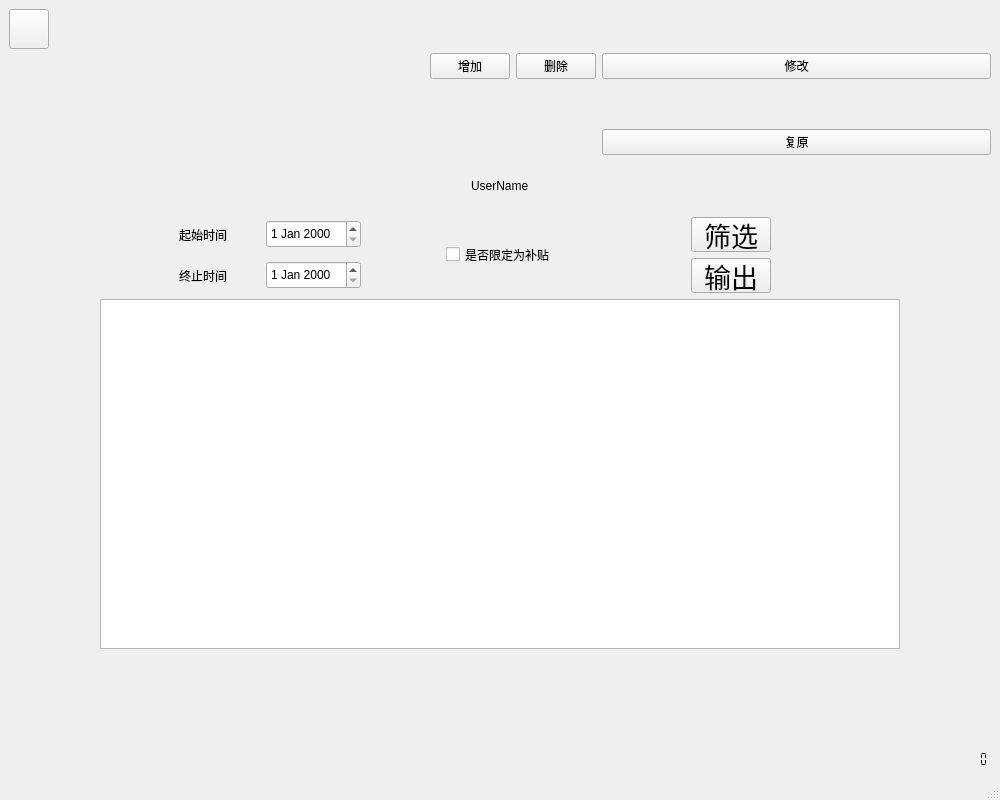
Before: the Qt Designer form administratorscwindow.ui in liuweiky/CCIMS, drawn with Qt 5.
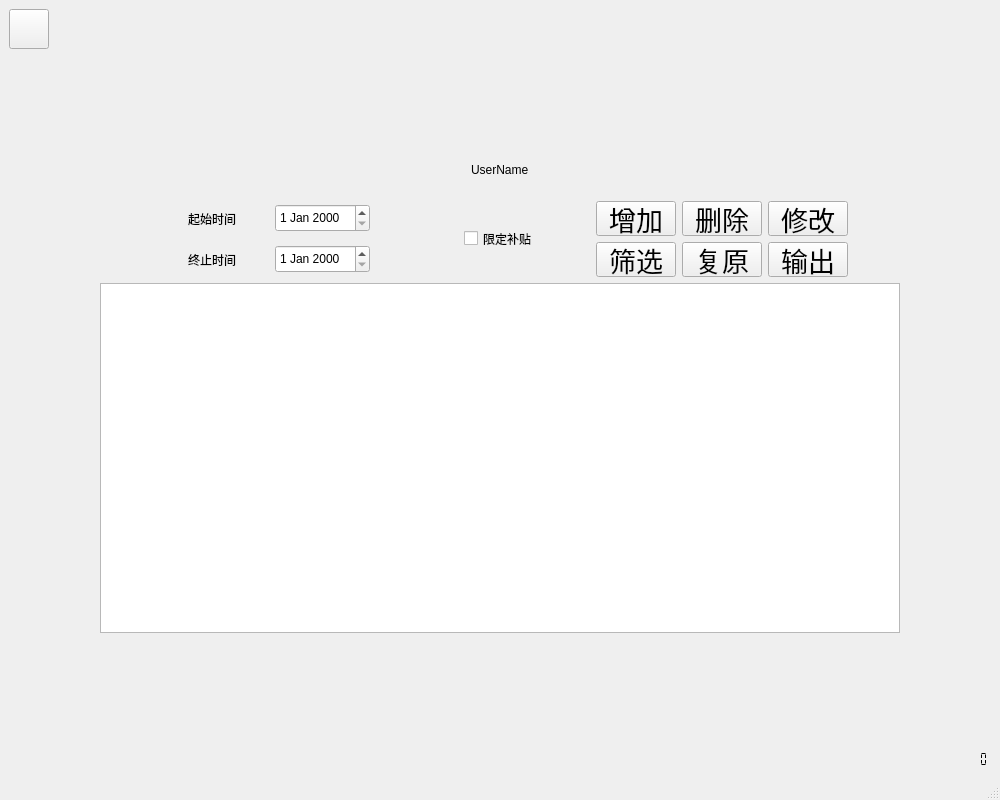
After: the same form once the commit is applied. Icons and pictures are not drawn.

Patch:
```diff
--- a/administratorscwindow.ui
+++ b/administratorscwindow.ui
@@ -21,102 +21,6 @@
   </property>
   <widget class="QWidget" name="centralwidget">
    <layout class="QGridLayout" name="gridLayout_3">
-    <item row="0" column="3">
-     <widget class="QPushButton" name="DeleteButton">
-      <property name="text">
-       <string>删除</string>
-      </property>
-     </widget>
-    </item>
-    <item row="0" column="4">
-     <widget class="QPushButton" name="AlterButton">
-      <property name="text">
-       <string>修改</string>
-      </property>
-     </widget>
-    </item>
-    <item row="4" column="4">
-     <layout class="QVBoxLayout" name="verticalLayout_2">
-      <item>
-       <spacer name="verticalSpacer_2">
-        <property name="orientation">
-         <enum>Qt::Vertical</enum>
-        </property>
-        <property name="sizeHint" stdset="0">
-         <size>
-          <width>20</width>
-          <height>40</height>
-         </size>
-        </property>
-       </spacer>
-      </item>
-      <item>
-       <layout class="QHBoxLayout" name="horizontalLayout_5">
-        <item>
-         <spacer name="horizontalSpacer_8">
-          <property name="orientation">
-           <enum>Qt::Horizontal</enum>
-          </property>
-          <property name="sizeHint" stdset="0">
-           <size>
-            <width>40</width>
-            <height>20</height>
-           </size>
-          </property>
-         </spacer>
-        </item>
-        <item>
-         <widget class="QLCDNumber" name="Time">
-          <property name="minimumSize">
-           <size>
-            <width>140</width>
-            <height>20</height>
-           </size>
-          </property>
-          <property name="maximumSize">
-           <size>
-            <width>140</width>
-            <height>20</height>
-           </size>
-          </property>
-          <property name="styleSheet">
-           <string notr="true">font: 13pt &quot;Arial&quot;;</string>
-          </property>
-          <property name="frameShape">
-           <enum>QFrame::NoFrame</enum>
-          </property>
-          <property name="digitCount">
-           <number>19</number>
-          </property>
-          <property name="segmentStyle">
-           <enum>QLCDNumber::Flat</enum>
-          </property>
-         </widget>
-        </item>
-       </layout>
-      </item>
-     </layout>
-    </item>
-    <item row="0" column="2">
-     <widget class="QPushButton" name="InsertButton">
-      <property name="text">
-       <string>增加</string>
-      </property>
-     </widget>
-    </item>
-    <item row="0" column="1">
-     <spacer name="verticalSpacer_3">
-      <property name="orientation">
-       <enum>Qt::Vertical</enum>
-      </property>
-      <property name="sizeHint" stdset="0">
-       <size>
-        <width>20</width>
-        <height>96</height>
-       </size>
-      </property>
-     </spacer>
-    </item>
     <item row="0" column="0">
      <layout class="QVBoxLayout" name="verticalLayout">
       <item>
@@ -177,7 +81,20 @@
       </item>
      </layout>
     </item>
-    <item row="3" column="0" colspan="5">
+    <item row="0" column="1">
+     <spacer name="verticalSpacer_3">
+      <property name="orientation">
+       <enum>Qt::Vertical</enum>
+      </property>
+      <property name="sizeHint" stdset="0">
+       <size>
+        <width>20</width>
+        <height>96</height>
+       </size>
+      </property>
+     </spacer>
+    </item>
+    <item row="1" column="0" colspan="4">
      <layout class="QHBoxLayout" name="horizontalLayout_9">
       <item>
        <spacer name="horizontalSpacer_13">
@@ -263,6 +180,68 @@
               </property>
              </spacer>
             </item>
+            <item>
+             <widget class="QPushButton" name="FilterButton">
+              <property name="minimumSize">
+               <size>
+                <width>0</width>
+                <height>35</height>
+               </size>
+              </property>
+              <property name="maximumSize">
+               <size>
+                <width>16777215</width>
+                <height>35</height>
+               </size>
+              </property>
+              <property name="font">
+               <font>
+                <family>.SF NS Text</family>
+                <pointsize>20</pointsize>
+                <weight>50</weight>
+                <italic>false</italic>
+                <bold>false</bold>
+               </font>
+              </property>
+              <property name="styleSheet">
+               <string notr="true">font: 20pt &quot;.SF NS Text&quot;;</string>
+              </property>
+              <property name="text">
+               <string>筛选</string>
+              </property>
+             </widget>
+            </item>
+            <item>
+             <widget class="QPushButton" name="resetButton">
+              <property name="minimumSize">
+               <size>
+                <width>0</width>
+                <height>35</height>
+               </size>
+              </property>
+              <property name="maximumSize">
+               <size>
+                <width>16777215</width>
+                <height>35</height>
+               </size>
+              </property>
+              <property name="font">
+               <font>
+                <family>.SF NS Text</family>
+                <pointsize>20</pointsize>
+                <weight>50</weight>
+                <italic>false</italic>
+                <bold>false</bold>
+               </font>
+              </property>
+              <property name="styleSheet">
+               <string notr="true">font: 20pt &quot;.SF NS Text&quot;;</string>
+              </property>
+              <property name="text">
+               <string>复原</string>
+              </property>
+             </widget>
+            </item>
             <item>
              <widget class="QPushButton" name="ExportButton">
               <property name="minimumSize">
@@ -325,7 +304,7 @@
              </spacer>
             </item>
             <item>
-             <widget class="QPushButton" name="FilterButton">
+             <widget class="QPushButton" name="InsertButton">
               <property name="minimumSize">
                <size>
                 <width>0</width>
@@ -351,7 +330,69 @@
                <string notr="true">font: 20pt &quot;.SF NS Text&quot;;</string>
               </property>
               <property name="text">
-               <string>筛选</string>
+               <string>增加</string>
+              </property>
+             </widget>
+            </item>
+            <item>
+             <widget class="QPushButton" name="DeleteButton">
+              <property name="minimumSize">
+               <size>
+                <width>0</width>
+                <height>35</height>
+               </size>
+              </property>
+              <property name="maximumSize">
+               <size>
+                <width>16777215</width>
+                <height>35</height>
+               </size>
+              </property>
+              <property name="font">
+               <font>
+                <family>.SF NS Text</family>
+                <pointsize>20</pointsize>
+                <weight>50</weight>
+                <italic>false</italic>
+                <bold>false</bold>
+               </font>
+              </property>
+              <property name="styleSheet">
+               <string notr="true">font: 20pt &quot;.SF NS Text&quot;;</string>
+              </property>
+              <property name="text">
+               <string>删除</string>
+              </property>
+             </widget>
+            </item>
+            <item>
+             <widget class="QPushButton" name="AlterButton">
+              <property name="minimumSize">
+               <size>
+                <width>0</width>
+                <height>35</height>
+               </size>
+              </property>
+              <property name="maximumSize">
+               <size>
+                <width>16777215</width>
+                <height>35</height>
+               </size>
+              </property>
+              <property name="font">
+               <font>
+                <family>.SF NS Text</family>
+                <pointsize>20</pointsize>
+                <weight>50</weight>
+                <italic>false</italic>
+                <bold>false</bold>
+               </font>
+              </property>
+              <property name="styleSheet">
+               <string notr="true">font: 20pt &quot;.SF NS Text&quot;;</string>
+              </property>
+              <property name="text">
+               <string>修改</string>
               </property>
              </widget>
             </item>
@@ -525,7 +566,7 @@
              <string notr="true">font: 24pt &quot;.SF NS Text&quot;;</string>
             </property>
             <property name="text">
-             <string>是否限定为补贴</string>
+             <string>限定补贴</string>
             </property>
            </widget>
           </item>
@@ -548,7 +589,7 @@
       </item>
      </layout>
     </item>
-    <item row="4" column="2">
+    <item row="2" column="2">
      <spacer name="verticalSpacer_4">
       <property name="orientation">
        <enum>Qt::Vertical</enum>
@@ -561,12 +602,67 @@
       </property>
      </spacer>
     </item>
-    <item row="1" column="4">
-     <widget class="QPushButton" name="resetButton">
-      <property name="text">
-       <string>复原</string>
-      </property>
-     </widget>
+    <item row="2" column="3">
+     <layout class="QVBoxLayout" name="verticalLayout_2">
+      <item>
+       <spacer name="verticalSpacer_2">
+        <property name="orientation">
+         <enum>Qt::Vertical</enum>
+        </property>
+        <property name="sizeHint" stdset="0">
+         <size>
+          <width>20</width>
+          <height>40</height>
+         </size>
+        </property>
+       </spacer>
+      </item>
+      <item>
+       <layout class="QHBoxLayout" name="horizontalLayout_5">
+        <item>
+         <spacer name="horizontalSpacer_8">
+          <property name="orientation">
+           <enum>Qt::Horizontal</enum>
+          </property>
+          <property name="sizeHint" stdset="0">
+           <size>
+            <width>40</width>
+            <height>20</height>
+           </size>
+          </property>
+         </spacer>
+        </item>
+        <item>
+         <widget class="QLCDNumber" name="Time">
+          <property name="minimumSize">
+           <size>
+            <width>140</width>
+            <height>20</height>
+           </size>
+          </property>
+          <property name="maximumSize">
+           <size>
+            <width>140</width>
+            <height>20</height>
+           </size>
+          </property>
+          <property name="styleSheet">
+           <string notr="true">font: 13pt &quot;Arial&quot;;</string>
+          </property>
+          <property name="frameShape">
+           <enum>QFrame::NoFrame</enum>
+          </property>
+          <property name="digitCount">
+           <number>19</number>
+          </property>
+          <property name="segmentStyle">
+           <enum>QLCDNumber::Flat</enum>
+          </property>
+         </widget>
+        </item>
+       </layout>
+      </item>
+     </layout>
     </item>
    </layout>
   </widget>
```
Left out of the diff: 2 changed lines with no effect on the pictures.
